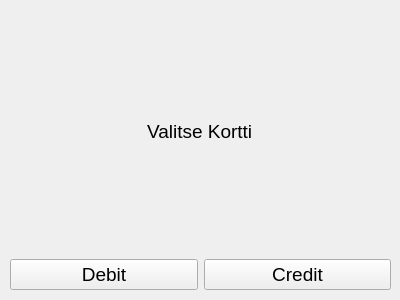
Above: bank-automat/cardselect.ui from Haarmes/Bankautomat-Project before the change. Below: the same form after it.
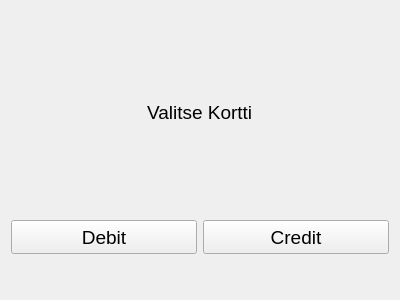
That is the form after the change.

What changed in the file:
```diff
--- a/bank-automat/cardselect.ui
+++ b/bank-automat/cardselect.ui
@@ -10,6 +10,12 @@
     <height>300</height>
    </rect>
   </property>
+  <property name="maximumSize">
+   <size>
+    <width>400</width>
+    <height>300</height>
+   </size>
+  </property>
   <property name="font">
    <font>
     <pointsize>14</pointsize>
@@ -18,18 +24,17 @@
   <property name="windowTitle">
    <string>Form</string>
   </property>
-  <widget class="QWidget" name="verticalLayoutWidget">
-   <property name="geometry">
-    <rect>
-     <x>10</x>
-     <y>9</y>
-     <width>381</width>
-     <height>281</height>
-    </rect>
-   </property>
+  <layout class="QHBoxLayout" name="horizontalLayout_2">
+   <item>
    <layout class="QVBoxLayout" name="verticalLayout">
     <item alignment="Qt::AlignHCenter">
      <widget class="QLabel" name="label">
+       <property name="maximumSize">
+        <size>
+         <width>106</width>
+         <height>137</height>
+        </size>
+       </property>
       <property name="text">
        <string>Valitse Kortti</string>
       </property>
@@ -39,6 +44,12 @@
      <layout class="QHBoxLayout" name="horizontalLayout">
       <item>
        <widget class="QPushButton" name="btnDebitSelect">
+         <property name="maximumSize">
+          <size>
+           <width>186</width>
+           <height>34</height>
+          </size>
+         </property>
         <property name="text">
          <string>Debit</string>
         </property>
@@ -46,6 +57,12 @@
       </item>
       <item>
        <widget class="QPushButton" name="btnCreditSelect">
+         <property name="maximumSize">
+          <size>
+           <width>186</width>
+           <height>34</height>
+          </size>
+         </property>
         <property name="text">
          <string>Credit</string>
         </property>
@@ -54,7 +71,8 @@
      </layout>
     </item>
    </layout>
-  </widget>
+   </item>
+  </layout>
  </widget>
  <resources/>
  <connections/>
```
Lines whose indentation alone changed are shown as unchanged.
